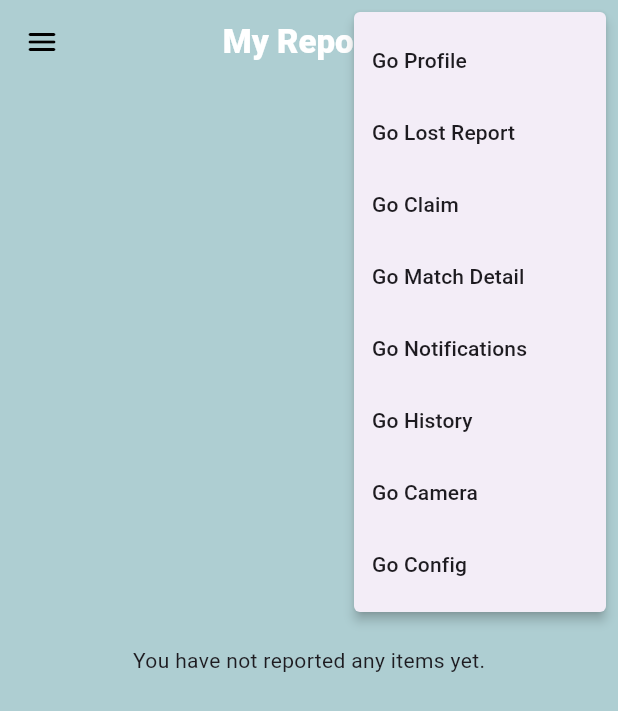
After one commit to pontoandres/Group-16-LostAndFound, a Flutter app: the _MyReportsBody screen opened directly, after a tap on the "bug report" icon, on a phone screen of 412 x 824 dp. The commit adds this screen. Shown: the top 711 px of the screen. Run offline on Flutter 3.47's test engine with Material 3 defaults, Android fonts, the phone set to English and light mode, and no system bars; our stand-ins replace cached_network_image, connectivity_plus, image_picker, shared_preferences, supabase_flutter; accounts and stored records are empty.

Commit message:
my reports new

```diff
--- /dev/null
+++ b/flutter_app/lib/presentation/my_reports/my_reports_page.dart
@@ -0,0 +1,115 @@
+import 'package:flutter/material.dart';
+import 'package:provider/provider.dart';
+import 'package:connectivity_plus/connectivity_plus.dart';
+import 'package:supabase_flutter/supabase_flutter.dart';
+
+import '../../viewmodels/my_reports/my_reports_viewmodel.dart';
+import '../../viewmodels/feed/feed_viewmodel.dart';
+import '../../routes/app_routes.dart';
+import '../widgets/top_bar.dart';
+import '../widgets/debug_nav.dart';
+
+class MyReportsPage extends StatelessWidget {
+  const MyReportsPage({super.key});
+
+  @override
+  Widget build(BuildContext context) {
+    return ChangeNotifierProvider(
+      create: (_) => MyReportsViewModel(
+        client: Supabase.instance.client,
+        connectivity: Connectivity(),
+      )..load(),
+      child: const _MyReportsBody(),
+    );
+  }
+}
+
+class _MyReportsBody extends StatelessWidget {
+  const _MyReportsBody({super.key});
+
+  @override
+  Widget build(BuildContext context) {
+    // Usamos context.select para limitar rebuilds (igual que en el Feed)
+    final isLoading =
+        context.select<MyReportsViewModel, bool>((vm) => vm.isLoading);
+    final isOffline =
+        context.select<MyReportsViewModel, bool>((vm) => vm.isOffline);
+    final error =
+        context.select<MyReportsViewModel, String?>((vm) => vm.error);
+    final items =
+        context.select<MyReportsViewModel, List<FeedItem>>((vm) => vm.items);
+
+    return Scaffold(
+      appBar: const TopBar(
+        title: 'My Reports',
+        actions: [DebugNavButton()],
+      ),
+      body: Column(
+        children: [
+          if (isOffline)
+            Container(
+              width: double.infinity,
+              color: Colors.orange.shade200,
+              padding: const EdgeInsets.all(8),
+              child: const Text(
+                'You are offline. Showing cached reports.',
+                textAlign: TextAlign.center,
+              ),
+            ),
+          if (error != null)
+            Padding(
+              padding: const EdgeInsets.all(8),
+              child: Text(
+                error,
+                style: const TextStyle(color: Colors.red),
+              ),
+            ),
+          Expanded(
+            child: isLoading && items.isEmpty
+                ? const Center(child: CircularProgressIndicator())
+                : items.isEmpty
+                    ? const Center(
+                        child: Text('You have not reported any items yet.'),
+                      )
+                    : ListView.separated(
+                        padding: const EdgeInsets.all(12),
+                        itemCount: items.length,
+                        separatorBuilder: (_, __) =>
+                            const SizedBox(height: 10),
+                        itemBuilder: (_, index) {
+                          final it = items[index];
+                          return Card(
+                            child: ListTile(
+                              leading: it.imageUrl != null &&
+                                      it.imageUrl!.isNotEmpty
+                                  ? ClipRRect(
+                                      borderRadius: BorderRadius.circular(6),
+                                      child: Image.network(
+                                        it.imageUrl!,
+                                        width: 56,
+                                        height: 56,
+                                        fit: BoxFit.cover,
+                                      ),
+                                    )
+                                  : const Icon(Icons.image_not_supported),
+                              title: Text(it.title),
+                              subtitle: Text(
+                                it.createdAt.toLocal().toString(),
+                              ),
+                              onTap: () {
+                                Navigator.pushNamed(
+                                  context,
+                                  AppRoutes.matchDetail,
+                                  arguments: it,
+                                );
+                              },
+                            ),
+                          );
+                        },
+                      ),
+          ),
+        ],
+      ),
+    );
+  }
+}
--- a/flutter_app/lib/routes/app_routes.dart
+++ b/flutter_app/lib/routes/app_routes.dart
@@ -13,7 +13,7 @@ import '../presentation/history/history_screen.dart';
 import '../presentation/camera/camera_screen.dart';
 import '../presentation/config/config_screen.dart';
 import '../presentation/reset_password/reset_password_page.dart';
-
+import '../presentation/my_reports/my_reports_page.dart';
 import '../presentation/statistics/reports_by_faculty_page.dart';
 import '../presentation/statistics/category_statistics_page.dart';
 import '../presentation/statistics/password_changes_by_faculty_page.dart';
@@ -37,6 +37,7 @@ class AppRoutes {
   static const String camera = '/camera';
   static const String config = '/config';
   static const String resetPassword = '/reset_password';
+  static const String myReports = '/my_reports';
 
   static const String reportsByFaculty = '/reports_by_faculty';
   static const String categoryStats = '/category_stats';
@@ -58,6 +59,7 @@ class AppRoutes {
       camera: (_) => const CameraScreen(),
       config: (_) => const ConfigScreen(),
       resetPassword: (_) => const ResetPasswordPage(),
+      myReports: (_) => const MyReportsPage(),
       reportsByFaculty: (_) => const ReportsByFacultyPage(),
       categoryStats: (_) => const CategoryStatisticsPage(),
       passwordChangesByFaculty: (_) =>
--- /dev/null
+++ b/flutter_app/lib/viewmodels/my_reports/my_reports_viewmodel.dart
@@ -0,0 +1,90 @@
+import 'dart:convert';
+import 'package:flutter/foundation.dart';
+import 'package:connectivity_plus/connectivity_plus.dart';
+import 'package:shared_preferences/shared_preferences.dart';
+import 'package:supabase_flutter/supabase_flutter.dart';
+
+import '../feed/feed_viewmodel.dart';
+
+class MyReportsViewModel extends ChangeNotifier {
+  final SupabaseClient client;
+  final Connectivity connectivity;
+
+  MyReportsViewModel({
+    required this.client,
+    required this.connectivity,
+  });
+
+  bool isLoading = false;
+  bool isOffline = false;
+  String? error;
+
+  List<FeedItem> _items = [];
+  List<FeedItem> get items => List.unmodifiable(_items);
+
+  static const _cacheKey = 'my_reports_cache';
+
+  Future<void> load() async {
+    isLoading = true;
+    error = null;
+    notifyListeners();
+
+    final prefs = await SharedPreferences.getInstance();
+
+    // 1️⃣ CONCURRENCIA: decodificación de cache en un isolate con compute()
+    final cachedJson = prefs.getString(_cacheKey);
+    if (cachedJson != null) {
+      try {
+        final cachedItems = await compute(_decodeReports, cachedJson);
+        _items = cachedItems;
+        notifyListeners(); // muestra algo rápido aunque falte la red
+      } catch (_) {
+        // cache corrupta -> la ignoramos
+      }
+    }
+
+    // 2️⃣ EVENTUAL CONNECTIVITY: si no hay red, nos quedamos con el cache
+    final status = await connectivity.checkConnectivity();
+    if (status == ConnectivityResult.none) {
+      isOffline = true;
+      isLoading = false;
+      notifyListeners();
+      return;
+    }
+
+    // 3️⃣ Online: sincronizamos con Supabase
+    try {
+      final userId = client.auth.currentUser?.id;
+      if (userId == null) {
+        throw Exception('No active session');
+      }
+
+      final response = await client
+          .from('lost_items')
+          .select()
+          .eq('user_id', userId)
+          .order('created_at', ascending: false);
+
+      final jsonList = List<Map<String, dynamic>>.from(response);
+      _items = jsonList.map((e) => FeedItem.fromJson(e)).toList();
+
+      // Actualizamos cache para el próximo uso offline
+      await prefs.setString(_cacheKey, json.encode(jsonList));
+
+      isOffline = false;
+    } catch (e) {
+      error = 'Error loading your reports';
+    } finally {
+      isLoading = false;
+      notifyListeners();
+    }
+  }
+
+  // Función pura para el isolate
+  static List<FeedItem> _decodeReports(String jsonStr) {
+    final decoded = json.decode(jsonStr) as List;
+    return decoded
+        .map((e) => FeedItem.fromJson(e as Map<String, dynamic>))
+        .toList();
+  }
+}
```
Also changed, not shown: flutter_app/lib/presentation/feed/feed_page.dart (+8 -0 lines), flutter_app/lib/presentation/match_detail/item_description_screen.dart (+0 -7 lines).
